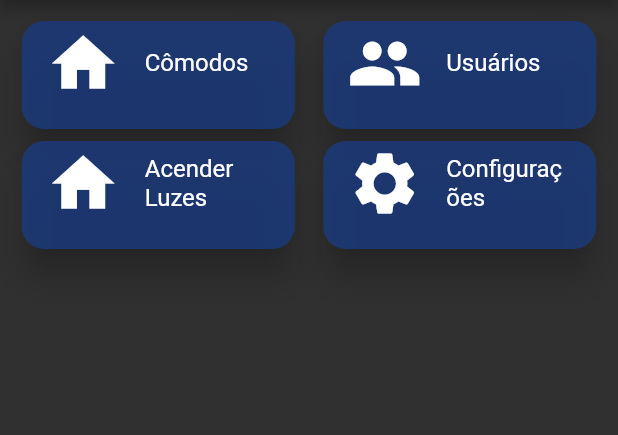
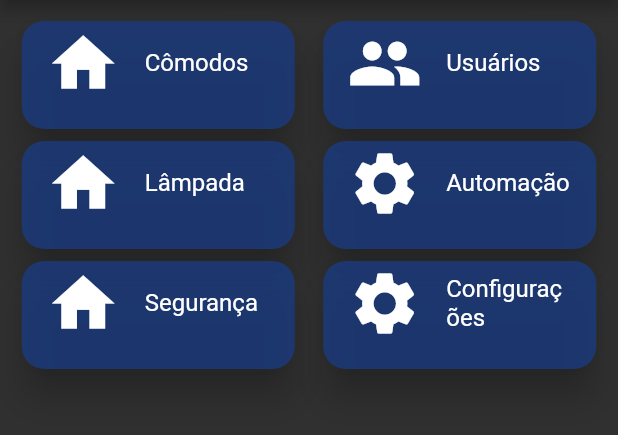
Before and after one commit to LuiseKC/zeta_house, a Flutter app: the HomePage screen opened directly, on a phone screen of 412 x 824 dp, the part 84-519 px from its top. Run offline on Flutter 3.47's test engine with Material 2 defaults, Android fonts, the phone set to English and light mode, and no system bars; our stand-ins replace cloud_firestore, firebase_messaging, flip_card, platform; accounts and stored records are empty.

```diff
--- a/lib/pages/home_page.dart
+++ b/lib/pages/home_page.dart
@@ -98,7 +98,7 @@ class HomePage extends StatelessWidget {
                     onTap: () {
                       Navigator.push(
                         context,
-                        MaterialPageRoute(builder: (context) => RoomsActions()),
+                        MaterialPageRoute(builder: (context) => RoomsActions('Tipo1')),
                       );
                     },
                     child: Card(
@@ -112,7 +112,71 @@ class HomePage extends StatelessWidget {
                         children: <Widget>[
                           ListTile(
                             leading: Icon(Icons.home, size: 50),
-                            title: Text('Acender Luzes',
+                            title: Text('Lâmpada',
+                                style: TextStyle(color: Colors.white)),
+                          ),
+                        ],
+                      ),
+                    ),
+                  ),
+                ),
+                Container(
+                  //padding: EdgeInsets.all(5.0),
+                  width: 190,
+                  height: 80,
+                  child: GestureDetector(
+                    onTap: () {
+                      Navigator.push(
+                        context,
+                        MaterialPageRoute(builder: (context) => RoomsActions('Tipo2')),
+                      );
+                    },
+                    child: Card(
+                      shape: RoundedRectangleBorder(
+                        borderRadius: BorderRadius.circular(15.0),
+                      ),
+                      color: Color.fromRGBO(26, 58, 128, 0.8),
+                      elevation: 10,
+                      child: Column(
+                        mainAxisSize: MainAxisSize.min,
+                        children: <Widget>[
+                          ListTile(
+                            leading: Icon(Icons.settings, size: 50),
+                            title: Text('Automação',
+                                style: TextStyle(color: Colors.white)),
+                          ),
+                        ],
+                      ),
+                    ),
+                  ),
+                ),
+              ],
+            ),
+            Row(
+              mainAxisAlignment: MainAxisAlignment.spaceAround,
+              children: <Widget>[
+                Container(
+                  width: 190,
+                  height: 80,
+                  child: GestureDetector(
+                    onTap: () {
+                      Navigator.push(
+                        context,
+                        MaterialPageRoute(builder: (context) => RoomsActions('Tipo3')),
+                      );
+                    },
+                    child: Card(
+                      shape: RoundedRectangleBorder(
+                        borderRadius: BorderRadius.circular(15.0),
+                      ),
+                      color: Color.fromRGBO(26, 58, 128, 0.8),
+                      elevation: 10,
+                      child: Column(
+                        mainAxisSize: MainAxisSize.min,
+                        children: <Widget>[
+                          ListTile(
+                            leading: Icon(Icons.home, size: 50),
+                            title: Text('Segurança',
                                 style: TextStyle(color: Colors.white)),
                           ),
                         ],
--- a/lib/shared/drawer.dart
+++ b/lib/shared/drawer.dart
@@ -2,6 +2,7 @@ import 'package:flutter/material.dart';
 import 'package:zeta_house/pages/home_page.dart';
 import 'package:zeta_house/pages/login.dart';
 import 'package:zeta_house/pages/rooms.dart';
+import 'package:zeta_house/pages/rooms_actions.dart';
 import 'package:zeta_house/pages/settings.dart';
 import 'package:zeta_house/pages/users.dart';
 
@@ -54,6 +55,33 @@ Widget drawer(context) {
           },
         ),
         ListTile(
+          title: Text('Lâmpadas'),
+          onTap: () {
+            Navigator.push(
+              context,
+              MaterialPageRoute(builder: (context) => RoomsActions('Tipo1')),
+            );
+          },
+        ),
+        ListTile(
+          title: Text('Automação'),
+          onTap: () {
+            Navigator.push(
+              context,
+              MaterialPageRoute(builder: (context) => RoomsActions('Tipo2')),
+            );
+          },
+        ),
+        ListTile(
+          title: Text('Segurança'),
+          onTap: () {
+            Navigator.push(
+              context,
+              MaterialPageRoute(builder: (context) => RoomsActions('Tipo3')),
+            );
+          },
+        ),
+        ListTile(
           title: Text('Configurações'),
           onTap: () {
             Navigator.push(
--- a/pubspec.yaml
+++ b/pubspec.yaml
@@ -26,6 +26,7 @@ dependencies:
   socket_io_client: ^0.9.4
   flutter_simple_dependency_injection: ^1.0.1
   firebase_messaging: ^4.0.0+1
+  flip_card: 0.4.4
  #   path: ../
   #firebase_core: ^0.4.0       # This dependency was added during initial configuration.
   #cloud_firestore: 0.12.1
```
Also changed, not shown: lib/pages/rooms_actions.dart (+68 -27 lines).
